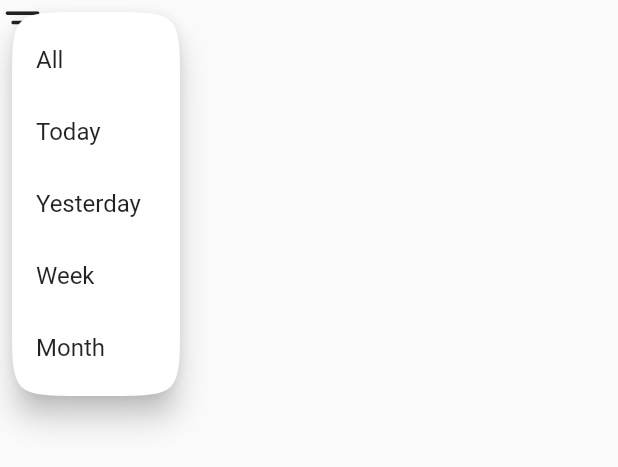
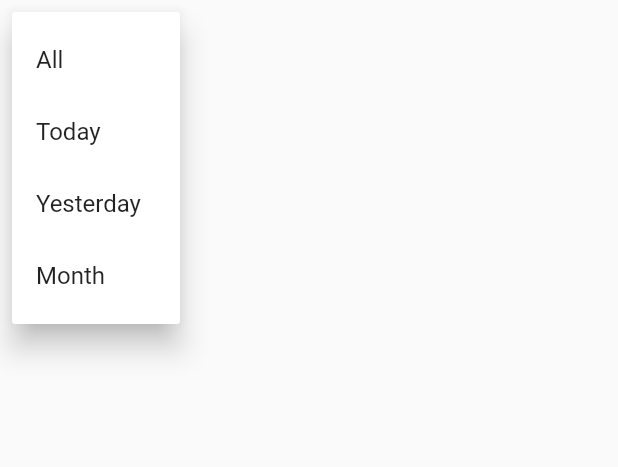
Before and after one commit to MuhadJasiR/Money-Manager-app, a Flutter app: the FiltrationViewList widget shown alone on an empty page, opened directly, after a tap on the "filter list" icon, on a phone screen of 412 x 824 dp. Shown: the top 467 px of the screen. Run offline on Flutter 3.47's test engine with Material 2 defaults, Android fonts, the phone set to English and light mode, and no system bars; our stand-ins replace flip_card, flutter_slidable, hive, hive_flutter, shared_preferences, smooth_page_indicator; accounts and stored records are empty.

Commit message:
search_error_fix

```diff
--- a/lib/screens/flipping_container.dart
+++ b/lib/screens/flipping_container.dart
@@ -45,7 +45,7 @@ class _FlippingContainerState extends State<FlippingContainer> {
                     Column(
                       children: [
                         Icon(
-                          Icons.monetization_on_outlined,
+                          Icons.arrow_circle_up_sharp,
                           color: Colors.white,
                           size: 75,
                         ),
@@ -74,7 +74,7 @@ class _FlippingContainerState extends State<FlippingContainer> {
                 Column(
                   children: [
                     Icon(
-                      Icons.monetization_on_outlined,
+                      Icons.arrow_circle_down,
                       color: Colors.white,
                       size: 75,
                     ),
--- a/lib/widgets/filtration.dart
+++ b/lib/widgets/filtration.dart
@@ -1,55 +1,63 @@
+// ignore_for_file: sort_child_properties_last, prefer_const_constructors
+
 import 'package:flutter/material.dart';
+import 'package:money_manager_app/db/transacrtion_model.dart';
+import 'package:money_manager_app/db/transaction_db.dart';
+
+ValueNotifier<List<TransactionModel>> dateFilterNotifier =
+    ValueNotifier(TransactionDB.instance.transactionListNotifier.value);
 
 class FiltrationViewList extends StatelessWidget {
   const FiltrationViewList({super.key});
 
   @override
   Widget build(BuildContext context) {
-    return PopupMenuButton<int>(
-      shape: ContinuousRectangleBorder(
-        borderRadius: BorderRadius.circular(
-          50,
+    return PopupMenuButton(
+      icon: Icon(Icons.filter_list_rounded),
+      itemBuilder: (context) => [
+        PopupMenuItem(
+          child: Text("All"),
+          onTap: (() {
+            dateFilterNotifier.value =
+                TransactionDB.instance.transactionListNotifier.value;
+          }),
         ),
-      ),
-      child: const Padding(
-        padding: EdgeInsets.only(
-          right: 30.0,
+        PopupMenuItem(
+          child: Text("Today"),
+          onTap: (() {
+            dateFilterNotifier.value =
+                TransactionDB.instance.transactionListNotifier.value;
+            dateFilterNotifier.value = dateFilterNotifier.value
+                .where((element) =>
+                    element.date.day == DateTime.now().day &&
+                    element.date.month == DateTime.now().month &&
+                    element.date.year == DateTime.now().year)
+                .toList();
+          }),
         ),
-        child: Icon(
-          Icons.filter_list_rounded,
-          size: 30,
+        PopupMenuItem(
+          child: Text("Yesterday"),
+          onTap: (() {
+            dateFilterNotifier.value =
+                TransactionDB.instance.transactionListNotifier.value;
+            dateFilterNotifier.value = dateFilterNotifier.value
+                .where((element) =>
+                    element.date.day - 1 == DateTime.now().day - 1 &&
+                    element.date.month == DateTime.now().month &&
+                    element.date.year == DateTime.now().year)
+                .toList();
+          }),
         ),
-      ),
-      itemBuilder: (conext) => [
-        const PopupMenuItem(
-          value: 1,
-          child: Text(
-            "All",
-          ),
-        ),
-        const PopupMenuItem(
-          value: 2,
-          child: Text(
-            "Today",
-          ),
-        ),
-        const PopupMenuItem(
-          value: 2,
-          child: Text(
-            "Yesterday",
-          ),
-        ),
-        const PopupMenuItem(
-          value: 2,
-          child: Text(
-            "Week",
-          ),
-        ),
-        const PopupMenuItem(
-          value: 2,
-          child: Text(
-            "Month",
-          ),
+        PopupMenuItem(
+          child: Text("Month"),
+          onTap: (() {
+            dateFilterNotifier = TransactionDB.instance.transactionListNotifier;
+            dateFilterNotifier.value = dateFilterNotifier.value
+                .where((element) =>
+                    element.date.month == DateTime.now().month &&
+                    element.date.year == DateTime.now().year)
+                .toList();
+          }),
         ),
       ],
     );
```
Also changed, not shown: lib/screens/home_screen.dart (+2 -19 lines), lib/screens/view_all.dart (+8 -16 lines).
